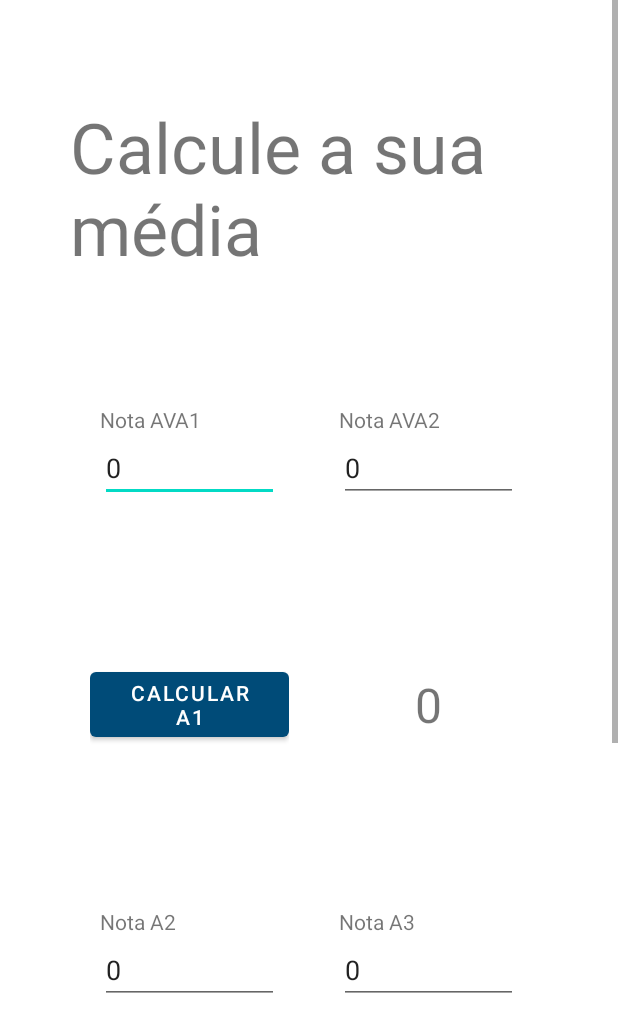
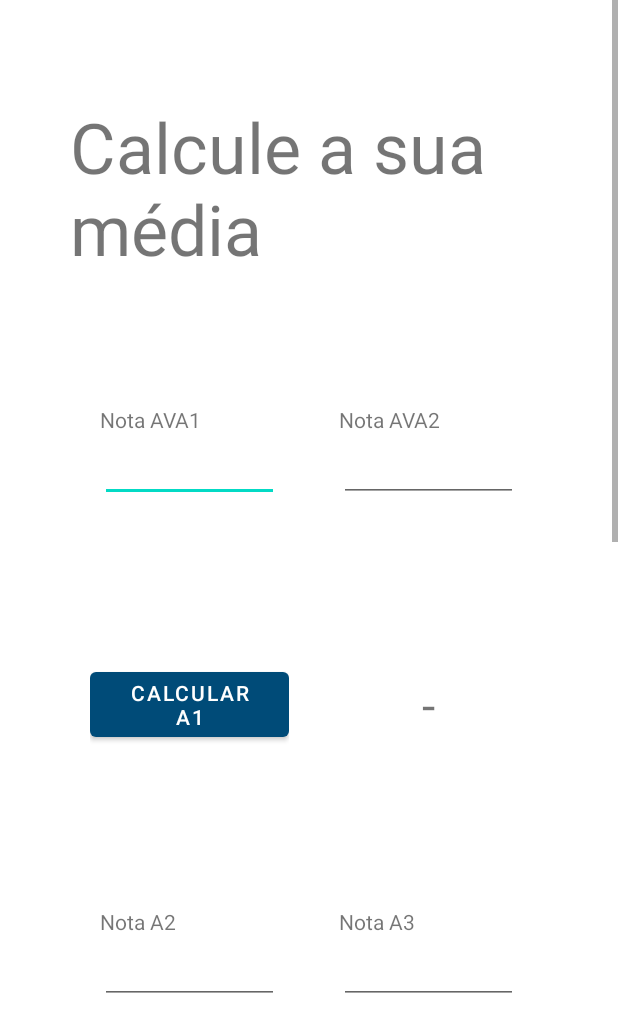
Before and after one commit to sinedolvra/Calculadora-de-notas, an Android app: the first screen one second after launch (MainActivity), on a phone screen of 412 x 824 dp, the part 204-1236 px from its top. Run offline under Robolectric (Android 15) with nearby library versions, the phone set to English and light mode, and no system bars; 6 statements that could not run were skipped.

Commit message:
Update layout

```diff
--- a/app/src/main/res/layout/activity_main.xml
+++ b/app/src/main/res/layout/activity_main.xml
@@ -3,7 +3,6 @@
 <ScrollView
     xmlns:android="http://schemas.android.com/apk/res/android"
     xmlns:app="http://schemas.android.com/apk/res-auto"
-    xmlns:tools="http://schemas.android.com/tools"
     android:layout_width="match_parent"
     android:layout_height="match_parent"
     android:fillViewport="true">
@@ -66,12 +65,15 @@
                     android:layout_width="fill_parent"
                     android:layout_height="wrap_content"
                     android:layout_weight="1"
-                    android:text="Nota AVA1"></TextView>
-                <EditText android:layout_width="fill_parent"
+                    android:text="Nota AVA1"
+                    ></TextView>
+
+                <EditText
+                    android:id="@+id/ava1"
+                    android:layout_width="fill_parent"
                     android:layout_height="wrap_content"
                     android:layout_weight="1"
-                    android:text="0"
-                    android:id="@+id/ava1"/>
+                    android:text="" />
             </LinearLayout>
             <LinearLayout
                 android:layout_width="fill_parent"
@@ -87,7 +89,7 @@
                 <EditText android:layout_width="fill_parent"
                     android:layout_height="wrap_content"
                     android:layout_weight="1"
-                    android:text="0"
+                    android:text=""
                     android:id="@+id/ava2"/>
             </LinearLayout>
         </LinearLayout>
@@ -106,7 +108,7 @@
                 android:gravity="center"
                 android:layout_margin="20px">
                 <Button
-                    android:id="@+id/calcularA1BTN"
+                    android:id="@+id/btn_calcula_a_1"
                     android:layout_width="fill_parent"
                     android:layout_height="fill_parent"
                     android:layout_weight="1"
@@ -121,7 +123,7 @@
                 <TextView android:layout_width="fill_parent"
                     android:layout_height="wrap_content"
                     android:layout_weight="1"
-                    android:text="0"
+                    android:text="-"
                     android:textSize="32sp"
                     android:textAlignment="center"
                     android:id="@+id/notaA1"/>
@@ -133,7 +135,8 @@
             android:layout_height="100px"></Space>
         <LinearLayout android:layout_width="fill_parent"
             android:layout_height="wrap_content"
-            android:orientation="horizontal">
+            android:orientation="horizontal"
+            android:id="@+id/notasSegundaEtapa">
             <LinearLayout
                 android:layout_width="fill_parent"
                 android:layout_height="wrap_content"
@@ -148,7 +151,7 @@
                 <EditText android:layout_width="fill_parent"
                     android:layout_height="wrap_content"
                     android:layout_weight="1"
-                    android:text="0"
+                    android:text=""
                     android:id="@+id/notaA2"/>
             </LinearLayout>
             <LinearLayout
@@ -165,34 +168,13 @@
                 <EditText android:layout_width="fill_parent"
                     android:layout_height="wrap_content"
                     android:layout_weight="1"
-                    android:text="0"
+                    android:text=""
                     android:id="@+id/notaA3"/>
             </LinearLayout>
         </LinearLayout>
         <Space
             android:layout_width="match_parent"
             android:layout_height="100px"></Space>
-        <LinearLayout
-            android:layout_width="match_parent"
-            android:layout_height="wrap_content"
-            android:orientation="horizontal"
-            android:layout_gravity="center"
-            android:gravity="center">
-            <TextView
-                android:layout_width="fill_parent"
-                android:layout_height="wrap_content"
-                android:layout_weight="1"
-                android:text="Média Final: "
-                android:textSize="70px">
-            </TextView>
-            <TextView android:layout_width="fill_parent"
-                android:layout_height="wrap_content"
-                android:layout_weight="1"
-                android:text="0"
-                android:textAlignment="center"
-                android:textSize="32sp"
-                android:id="@+id/notaFinal"/>
-        </LinearLayout>
         <LinearLayout
             android:layout_width="fill_parent"
             android:layout_height="wrap_content"
@@ -201,7 +183,7 @@
 
             <Button
                 android:layout_weight="1"
-                android:id="@+id/btnMediaFinal"
+                android:id="@+id/btn_calcula_media_final"
                 android:layout_width="fill_parent"
                 android:layout_height="wrap_content"
                 android:text="Média final"
@@ -217,6 +199,63 @@
                 android:windowBackground="@color/yellowUva"
                 android:layout_margin="20px"/>
         </LinearLayout>
+        <LinearLayout
+            android:layout_width="match_parent"
+            android:layout_height="wrap_content"
+            android:orientation="vertical"
+            android:id="@+id/resultadoFinal">
+            <LinearLayout
+                android:layout_weight="1"
+                android:layout_width="match_parent"
+                android:layout_height="wrap_content"
+                android:layout_gravity="center"
+                android:gravity="center"
+                android:orientation="horizontal">
+                <TextView
+                    android:layout_width="fill_parent"
+                    android:layout_height="wrap_content"
+                    android:layout_weight="1"
+                    android:text="Média Final: "
+                    android:textSize="70px"
+                    android:layout_margin="30px">
+                </TextView>
+                <TextView android:layout_width="fill_parent"
+                    android:layout_height="wrap_content"
+                    android:layout_weight="1"
+                    android:text="-"
+                    android:textAlignment="center"
+                    android:textSize="32sp"
+                    android:id="@+id/notaFinal"
+                    android:layout_margin="30px"/>
+            </LinearLayout>
+            <LinearLayout
+                android:layout_weight="1"
+                android:layout_width="match_parent"
+                android:layout_height="wrap_content"
+                android:layout_gravity="center"
+                android:gravity="center"
+                android:orientation="horizontal">
+                <TextView
+                    android:layout_width="fill_parent"
+                    android:layout_height="wrap_content"
+                    android:layout_weight="1"
+                    android:text="Resultado: "
+                    android:textSize="70px"
+                    android:layout_margin="30px">
+                </TextView>
+                <TextView android:layout_width="fill_parent"
+                    android:layout_height="wrap_content"
+                    android:layout_weight="1"
+                    android:text="Aprovado"
+                    android:textAlignment="center"
+                    android:textSize="25sp"
+                    android:id="@+id/resultadoTxt"
+                    android:layout_margin="30px"
+                    android:textColor="@color/DarkBlue_UVA"
+
+                    android:drawableRight="@drawable/seta_launcher_foreground"/>
+            </LinearLayout>
+        </LinearLayout>
 
     </LinearLayout>
 
```
